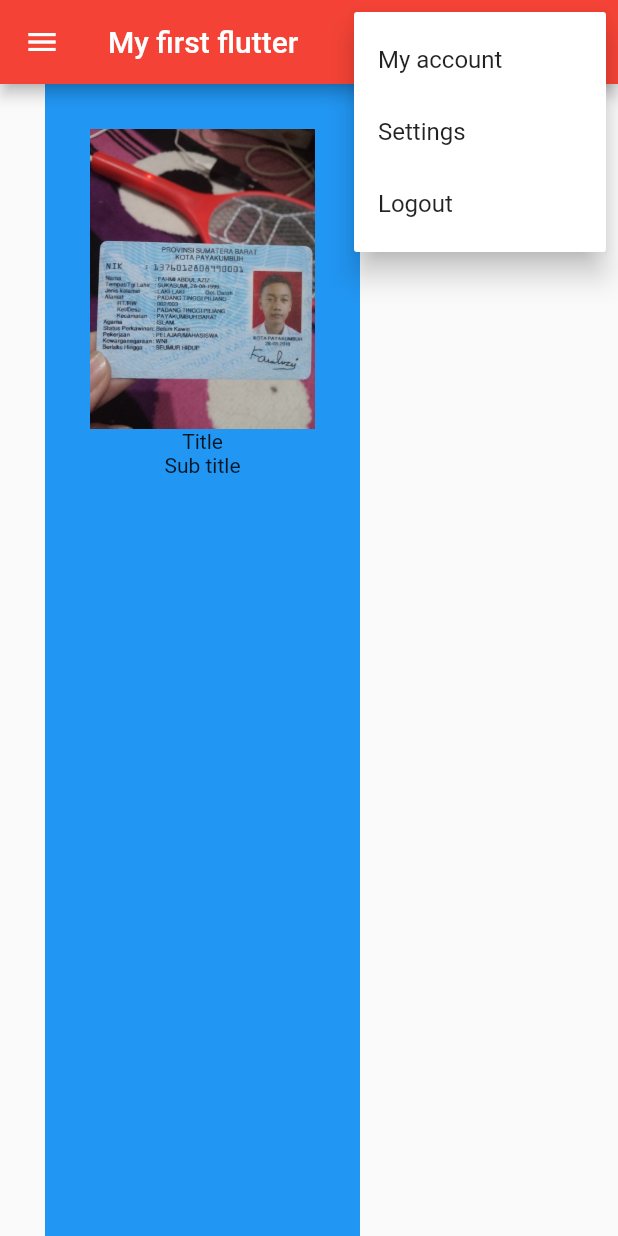
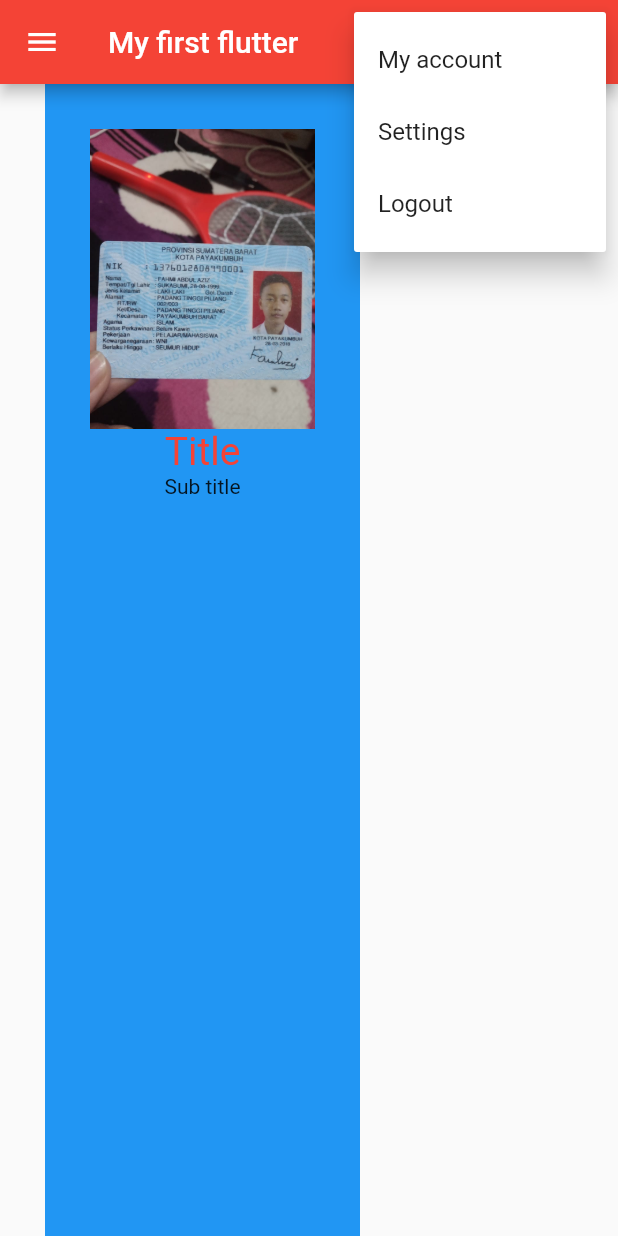
Before and after one commit to fahmi54321/my_first_flutter, a Flutter app: the screen it shows after launch, after a tap on the "more vert" icon, on a phone screen of 412 x 824 dp. Run offline on Flutter 3.47's test engine with Material 2 defaults, Android fonts, the phone set to English and light mode, and no system bars.

Commit message:
import fonts

```diff
--- /dev/null
+++ b/lib/font_style/font_style.dart
@@ -0,0 +1,9 @@
+import 'dart:ui';
+
+import 'package:flutter/material.dart';
+
+TextStyle mainHeader = TextStyle(
+    fontSize: 26,
+    color: Colors.red,
+    fontFamily: 'roboto'
+);
--- /dev/null
+++ b/lib/images_widget/ImportFonts.dart
@@ -0,0 +1,71 @@
+import 'package:flutter/material.dart';
+import 'package:my_first_flutter/font_style/font_style.dart';
+
+class ImportFonts extends StatelessWidget {
+  const ImportFonts({Key? key}) : super(key: key);
+
+  @override
+  Widget build(BuildContext context) {
+    return Scaffold(
+      appBar: AppBar(
+        title: Text("My first flutter"),
+        backgroundColor: Colors.red,
+        actions: <Widget>[
+          IconButton(
+              icon: const Icon(Icons.add_alert),
+              tooltip: 'Show Snackbar',
+              onPressed: () {
+                ScaffoldMessenger.of(context)
+                    .showSnackBar(const SnackBar(content: Text('Snackbar')));
+              }),
+          TextButton(onPressed: () {}, child: Text("Text button")),
+          PopupMenuButton(itemBuilder: (context) {
+            return [
+              PopupMenuItem<int>(
+                child: Text("My account"),
+                value: 0,
+              ),
+              PopupMenuItem<int>(
+                child: Text("Settings"),
+                value: 1,
+              ),
+              PopupMenuItem<int>(
+                child: Text("Logout"),
+                value: 2,
+              )
+            ];
+          }, onSelected: (value) {
+            if (value == 0) {
+              ScaffoldMessenger.of(context)
+                  .showSnackBar(const SnackBar(content: Text('My accounnt')));
+            } else if (value == 1) {
+              ScaffoldMessenger.of(context)
+                  .showSnackBar(const SnackBar(content: Text('Settings')));
+            } else if (value == 2) {
+              ScaffoldMessenger.of(context)
+                  .showSnackBar(const SnackBar(content: Text('Logout')));
+            }
+          })
+        ],
+        leading: IconButton(
+          onPressed: () {},
+          icon: Icon(Icons.menu),
+        ),
+      ),
+      body: SafeArea(
+        child: Container(
+          color: Colors.blue,
+          margin: EdgeInsets.only(left: 30.0,top: 0),
+          padding: EdgeInsets.only(left: 30.0,top: 30.0,right: 30.0),
+          child: Column(
+            children: [
+              Image(image: AssetImage('assets/gambar/ktp.jpeg'),height: 200,),
+              Text("Title",style: mainHeader,),
+              Text("Sub title")
+            ],
+          ),
+        ),
+      ),
+    );
+  }
+}
--- a/lib/main.dart
+++ b/lib/main.dart
@@ -3,6 +3,7 @@ import 'package:my_first_flutter/app_bar/app_bar_default.dart';
 import 'package:my_first_flutter/app_bar/silver_app_bar.dart';
 
 import 'images_widget/BasicUi.dart';
+import 'images_widget/ImportFonts.dart';
 import 'images_widget/LoadImage.dart';
 
 void main() {
@@ -30,6 +31,6 @@ class MyApp extends StatelessWidget {
           // is not restarted.
           primarySwatch: Colors.blue,
         ),
-        home: BasicUi());
+        home: ImportFonts());
   }
 }
```
Also changed, not shown: pubspec.yaml (+19 -19 lines), assets/font/Roboto-BoldItalic.ttf (added), assets/font/roboto-bold.ttf (added), assets/font/roboto-italic.ttf (added).
